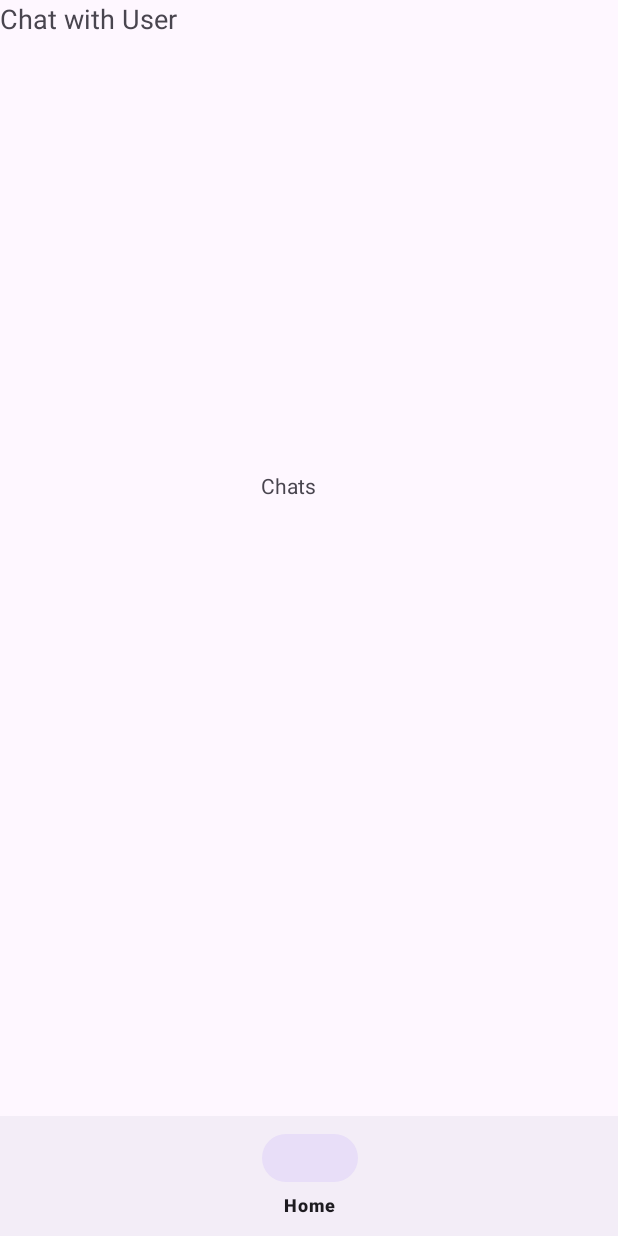
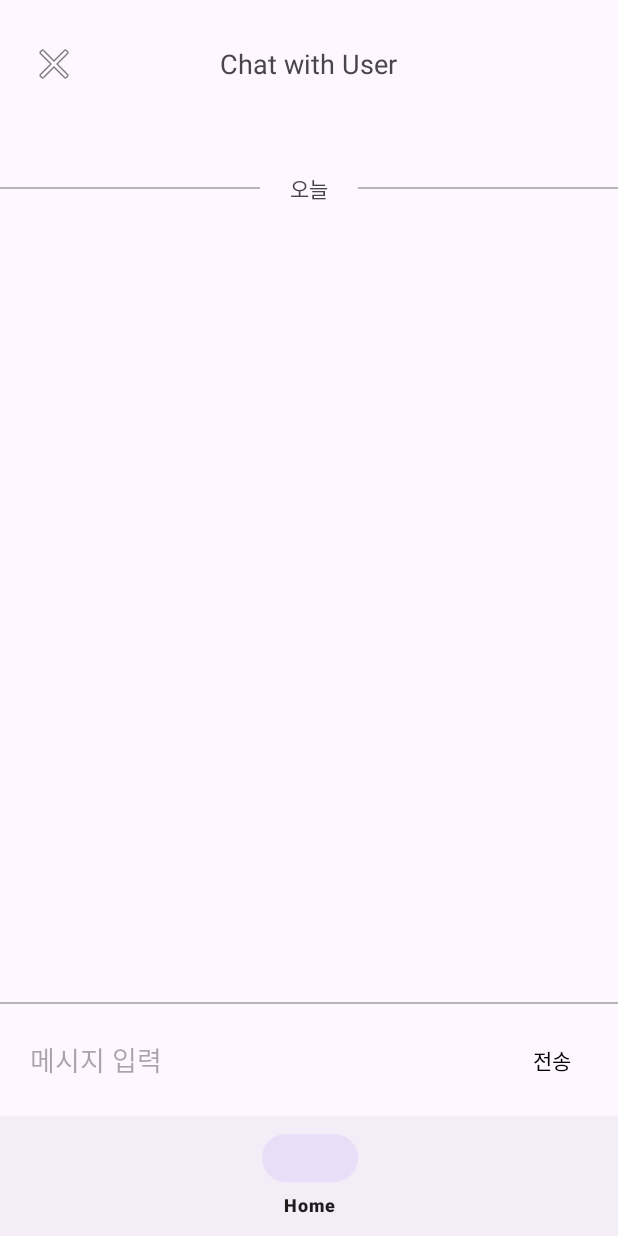
Before and after one commit to InveloperJihyeok/Bohemian, an Android app: the fragment ChatsFragment placed in its activity, on a phone screen of 412 x 824 dp. Run offline under Robolectric (Android 15) with nearby library versions, the phone set to English and light mode, and no system bars; our stand-ins replace Firebase (no records; nobody signed in at launch, a user with empty details on screens opened directly).

Commit message:
Chatting Room UI

```diff
--- a/app/build.gradle.kts
+++ b/app/build.gradle.kts
@@ -48,6 +48,7 @@ dependencies {
     implementation("androidx.legacy:legacy-support-v4:1.0.0")
     implementation("com.google.firebase:firebase-auth:22.3.0")
     implementation("com.google.android.gms:play-services-auth:20.7.0")
+    implementation("com.google.firebase:firebase-database:20.3.0")
     testImplementation("junit:junit:4.13.2")
     androidTestImplementation("androidx.test.ext:junit:1.1.5")
     androidTestImplementation("androidx.test.espresso:espresso-core:3.5.1")
@@ -56,7 +57,7 @@ dependencies {
     implementation("com.squareup.retrofit2:retrofit:2.9.0")
     implementation("com.squareup.retrofit2:converter-gson:2.9.0")
     implementation("com.squareup.okhttp3:okhttp:4.9.1")
-
+    implementation("com.google.firebase:firebase-database-ktx:20.2.2")
     implementation("androidx.core:core-splashscreen:1.0.0-rc01")
     implementation("com.google.android.gms:play-services-maps:18.2.0")
     implementation("com.google.android.gms:play-services-location:21.0.1")
--- a/app/src/main/java/com/team1/bohemian/ChatsFragment.kt
+++ b/app/src/main/java/com/team1/bohemian/ChatsFragment.kt
@@ -4,17 +4,26 @@ import android.os.Bundle
 import android.view.LayoutInflater
 import android.view.View
 import android.view.ViewGroup
+import android.widget.Button
+import android.widget.EditText
+import android.widget.TextView
 import androidx.fragment.app.Fragment
-import android.widget.TextView
+import androidx.recyclerview.widget.LinearLayoutManager
+import androidx.recyclerview.widget.RecyclerView
+import com.google.firebase.auth.FirebaseAuth
+import com.google.firebase.database.*
 
 class ChatsFragment: Fragment() {
+
+    private lateinit var usernameTextView: TextView
+
     override fun onCreateView(
         inflater: LayoutInflater,
         container: ViewGroup?,
         savedInstanceState: Bundle?
     ): View? {
         val view = inflater.inflate(R.layout.fragment_chats, container, false)
-        val usernameTextView: TextView = view.findViewById(R.id.usernameTextView)
+        usernameTextView = view.findViewById(R.id.usernameTextView)
 
         arguments?.let{
             val username = it.getString(USERNAME_KEY)
--- a/app/src/main/java/com/team1/bohemian/HomeFragment.kt
+++ b/app/src/main/java/com/team1/bohemian/HomeFragment.kt
@@ -37,7 +37,7 @@ class HomeFragment: Fragment() {
     private lateinit var locationTextView: TextView
     private lateinit var weatherTextView: TextView
     private lateinit var locationListView: ListView
-    private val userList = arrayListOf("User 1", "User 2", "User 3")    //가짜 사용자 데이터 -> 이거를 위치기반 근처 사람들 톡방으로 만들어야함
+    private val userList = arrayListOf("맛집 투어 갈 동행 구해요~", "카페 갈 사람ㄱ", "서로 인생샷 건져주실 분")    //가짜 사용자 데이터 -> 이거를 위치기반 근처 사람들 톡방으로 만들어야함
     private lateinit var geocoder: Geocoder
     private lateinit var locationManager: LocationManager
     private lateinit var apiKey: String
--- a/app/src/main/res/layout/fragment_chats.xml
+++ b/app/src/main/res/layout/fragment_chats.xml
@@ -6,22 +6,120 @@
     android:layout_height="match_parent">
 
     <TextView
-        android:id="@+id/textView"
-        android:layout_width="wrap_content"
-        android:layout_height="wrap_content"
-        android:layout_marginStart="174dp"
-        android:layout_marginTop="314dp"
-        android:text="Chats"
-        app:layout_constraintStart_toStartOf="parent"
-        app:layout_constraintTop_toTopOf="parent" />
-
-    <TextView
         android:id="@+id/usernameTextView"
         android:layout_width="wrap_content"
         android:layout_height="wrap_content"
+        android:layout_centerInParent="true"
+        android:layout_marginTop="30dp"
         android:text="Chat with User"
         android:textSize="18sp"
-        android:layout_centerInParent="true"
+        app:layout_constraintEnd_toEndOf="parent"
+        app:layout_constraintHorizontal_bias="0.498"
+        app:layout_constraintStart_toStartOf="parent"
+        app:layout_constraintTop_toTopOf="parent"
         tools:ignore="MissingConstraints" />
 
+    <ImageButton
+        android:id="@+id/quitImageBtn"
+        android:layout_width="wrap_content"
+        android:layout_height="wrap_content"
+        android:layout_marginStart="20dp"
+        android:background="@android:color/transparent"
+        android:src="@android:drawable/ic_menu_close_clear_cancel"
+        app:layout_constraintBottom_toBottomOf="@+id/usernameTextView"
+        app:layout_constraintStart_toStartOf="parent"
+        app:layout_constraintTop_toTopOf="@+id/usernameTextView" />
+
+    <TextView
+        android:id="@+id/textView2"
+        android:layout_width="wrap_content"
+        android:layout_height="wrap_content"
+        android:layout_marginStart="10dp"
+        android:layout_marginLeft="10dp"
+        android:layout_marginTop="60dp"
+        android:layout_marginEnd="10dp"
+        android:layout_marginRight="10dp"
+        android:text="오늘"
+        app:layout_constraintEnd_toStartOf="@+id/divider_right"
+        app:layout_constraintStart_toEndOf="@+id/divider_left"
+        app:layout_constraintTop_toBottomOf="@+id/usernameTextView" />
+
+    <androidx.constraintlayout.widget.ConstraintLayout
+        android:id="@+id/divider_left"
+        android:layout_width="0dp"
+        android:layout_height="1dp"
+        android:layout_marginEnd="10dp"
+        android:layout_marginRight="10dp"
+        android:background="#B6B6B6"
+        app:layout_constraintBottom_toBottomOf="@+id/textView2"
+        app:layout_constraintEnd_toStartOf="@+id/textView2"
+        app:layout_constraintStart_toStartOf="parent"
+        app:layout_constraintTop_toTopOf="@+id/textView2">
+
+    </androidx.constraintlayout.widget.ConstraintLayout>
+
+    <androidx.constraintlayout.widget.ConstraintLayout
+        android:id="@+id/divider_right"
+        android:layout_width="0dp"
+        android:layout_height="1dp"
+        android:layout_marginStart="10dp"
+        android:layout_marginLeft="10dp"
+        android:background="#B6B6B6"
+        app:layout_constraintBottom_toBottomOf="@+id/textView2"
+        app:layout_constraintEnd_toEndOf="parent"
+        app:layout_constraintStart_toEndOf="@+id/textView2"
+        app:layout_constraintTop_toTopOf="@+id/textView2">
+
+    </androidx.constraintlayout.widget.ConstraintLayout>
+
+    <EditText
+        android:id="@+id/edt_message"
+        android:layout_width="0dp"
+        android:layout_height="0dp"
+        android:background="@android:color/transparent"
+        android:hint="메시지 입력"
+        android:paddingLeft="20dp"
+        android:paddingRight="20dp"
+        android:textColor="@color/black"
+        android:textSize="18dp"
+        app:layout_constraintBottom_toBottomOf="parent"
+        app:layout_constraintEnd_toStartOf="@+id/btn_submit"
+        app:layout_constraintHeight_percent="0.1"
+        app:layout_constraintStart_toStartOf="parent" />
+
+    <androidx.constraintlayout.widget.ConstraintLayout
+        android:id="@+id/divider_bottom"
+        android:layout_width="0dp"
+        android:layout_height="1dp"
+        android:background="#B6B6B6"
+        app:layout_constraintBottom_toTopOf="@+id/edt_message"
+        app:layout_constraintEnd_toEndOf="parent"
+        app:layout_constraintStart_toStartOf="parent">
+
+    </androidx.constraintlayout.widget.ConstraintLayout>
+
+    <Button
+        android:id="@+id/btn_submit"
+        android:layout_width="wrap_content"
+        android:layout_height="0dp"
+        android:text="전송"
+        android:textColor="@color/black"
+        app:backgroundTint="@android:color/transparent"
+        app:layout_constraintBottom_toBottomOf="parent"
+        app:layout_constraintEnd_toEndOf="parent"
+        app:layout_constraintTop_toTopOf="@+id/edt_message" />
+
+    <androidx.recyclerview.widget.RecyclerView
+        android:id="@+id/recycler_messages"
+        android:layout_width="match_parent"
+        android:layout_height="0dp"
+        android:layout_marginStart="20dp"
+        android:layout_marginTop="20dp"
+        android:layout_marginEnd="20dp"
+        android:layout_marginBottom="20dp"
+        app:layout_constraintBottom_toTopOf="@+id/edt_message"
+        app:layout_constraintEnd_toEndOf="parent"
+        app:layout_constraintStart_toStartOf="parent"
+        app:layout_constraintTop_toBottomOf="@+id/textView2"/>
+
 </androidx.constraintlayout.widget.ConstraintLayout>
```
Also changed, not shown: 1 other file.
